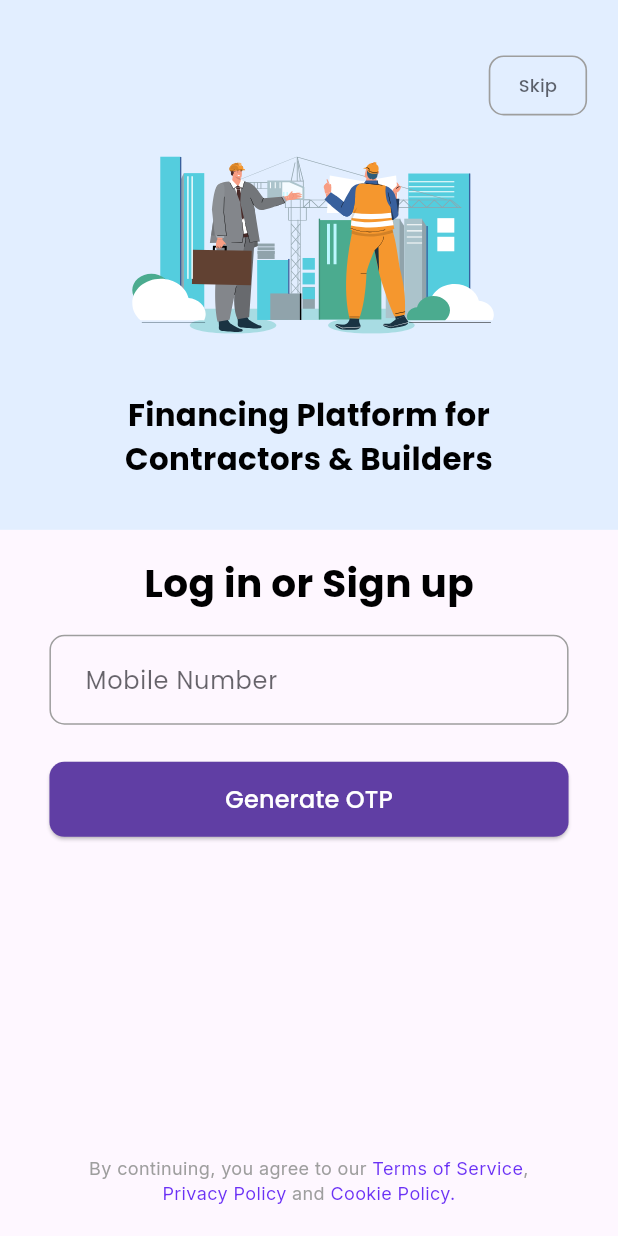
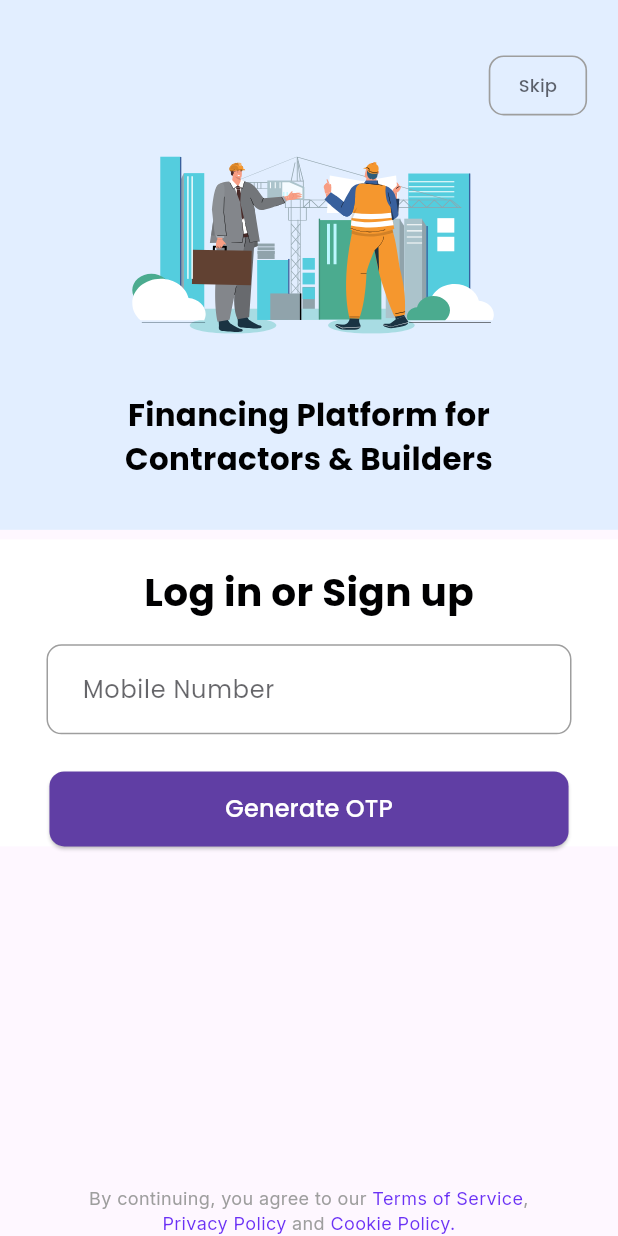
Before and after one commit to sagarpandey142/MansoonPe, a Flutter app: the screen it shows after launch, on a phone screen of 412 x 824 dp. Run offline on Flutter 3.47's test engine with Material 3 defaults, Android fonts, the phone set to English and light mode, and no system bars; our stand-ins replace connectivity_plus, dio, flutter_otp_text_field, flutter_screenutil, flutter_secure_storage, flutter_svg and 4 more; generated files the repository leaves out were written again.

Commit message:
design issue fixed

```diff
--- a/lib/ui/screens/login_screen/login_page_screen.dart
+++ b/lib/ui/screens/login_screen/login_page_screen.dart
@@ -277,14 +277,17 @@ class _LoginPageScreenState extends State<LoginPageScreen> {
     double screenHeight = MediaQuery.of(context).size.height;
     double screenWidth = MediaQuery.of(context).size.width;
 
-    return Scaffold(
-      resizeToAvoidBottomInset:
-          false, // Prevent screen resizing when keyboard appears
+    return GestureDetector(
+      onTap: () {
+        FocusScope.of(context).unfocus(); // Dismiss keyboard
+      },
+      child: Scaffold(
+        resizeToAvoidBottomInset: true, // Prevent resizing
         body: Stack(
-        // Use Stack to fix bottom text at the bottom
           children: [
             Column(
               children: [
+                // Top Section
                 Container(
                   width: double.infinity,
                   decoration: BoxDecoration(
@@ -295,8 +298,7 @@ class _LoginPageScreenState extends State<LoginPageScreen> {
                     children: [
                       SizedBox(height: screenHeight * 0.04),
                       Padding(
-                      padding:
-                          EdgeInsets.symmetric(horizontal: screenWidth * 0.05),
+                        padding: EdgeInsets.symmetric(horizontal: screenWidth * 0.05),
                         child: Row(
                           mainAxisAlignment: MainAxisAlignment.end,
                           children: [
@@ -346,8 +348,23 @@ class _LoginPageScreenState extends State<LoginPageScreen> {
                     ],
                   ),
                 ),
-              Padding(
-                padding: EdgeInsets.symmetric(horizontal: screenWidth * 0.08),
+
+                // ✅ Wrap only the Form in a Scrollable View
+
+              ],
+            ),
+            Column(
+              mainAxisAlignment: MainAxisAlignment.center,
+              children: [
+                Expanded(
+                  flex: 5,
+                  child: SingleChildScrollView(
+                    reverse: true, // Ensures the view scrolls up
+                    child: Container(
+                      width: double.infinity,
+                      decoration: BoxDecoration(
+                        color: Colors.white, // Change to any color you need
+                      ),
                       child: Column(
                         crossAxisAlignment: CrossAxisAlignment.center,
                         children: [
@@ -402,7 +419,9 @@ class _LoginPageScreenState extends State<LoginPageScreen> {
                           )),
 
                           SizedBox(height: screenHeight * 0.03),
-                    SizedBox(
+                          Padding(
+                            padding: EdgeInsets.symmetric(horizontal: screenWidth * 0.08),
+                            child: SizedBox(
                               width: double.infinity,
                               height: 50,
                               child: ElevatedButton(
@@ -421,19 +440,71 @@ class _LoginPageScreenState extends State<LoginPageScreen> {
                                 ),
                               ),
                             ),
-                    SizedBox(
-                        height: screenHeight * 0.1), // Space for bottom text
+                          ),
+
+                          // SizedBox(height: screenHeight * 0.3), // Space before bottom text
                         ],
                       ),
                     ),
+                  ),
+                ),
+                Expanded(
+                  flex: 2,
+                    child: Container())
               ],
             ),
-          Positioned(
-            // Position the bottom text at the bottom of the screen
-            bottom: 20.0,
-            left: 0,
-            right: 0,
-            child: Padding(
+            // ✅ Keeps the text fixed at the bottom
+            // Positioned(
+            //   bottom: MediaQuery.of(context).viewInsets.bottom > 0 ? 10.0 : 20.0,
+            //   left: 0,
+            //   right: 0,
+            //   child: Padding(
+            //     padding: const EdgeInsets.symmetric(horizontal: 20.0),
+            //     child: Text.rich(
+            //       TextSpan(
+            //         text: "By continuing, you agree to our ",
+            //         style: GoogleFonts.inter(
+            //           fontSize: 12,
+            //           color: Colors.grey,
+            //           fontWeight: FontWeight.w400,
+            //         ),
+            //         children: [
+            //           TextSpan(
+            //             text: "Terms of Service",
+            //             style: GoogleFonts.inter(
+            //               fontSize: 12,
+            //               color: Color(0xCC4600F2),
+            //               fontWeight: FontWeight.w400,
+            //             ),
+            //           ),
+            //           const TextSpan(text: ", "),
+            //           TextSpan(
+            //             text: "\nPrivacy Policy",
+            //             style: GoogleFonts.inter(
+            //               fontSize: 12,
+            //               color: Color(0xCC4600F2),
+            //               fontWeight: FontWeight.w400,
+            //             ),
+            //           ),
+            //           const TextSpan(text: " and "),
+            //           TextSpan(
+            //             text: "Cookie Policy.",
+            //             style: GoogleFonts.inter(
+            //               fontSize: 12,
+            //               color: Color(0xCC4600F2),
+            //               fontWeight: FontWeight.w400,
+            //             ),
+            //           ),
+            //         ],
+            //       ),
+            //       textAlign: TextAlign.center,
+            //     ),
+            //   ),
+            // ),
+          ],
+        ),
+
+          bottomNavigationBar:Padding(
             padding: const EdgeInsets.symmetric(horizontal: 20.0),
             child: Text.rich(
               TextSpan(
@@ -476,8 +547,7 @@ class _LoginPageScreenState extends State<LoginPageScreen> {
             ),
           ),
       ),
-        ],
-      ),
-    );
+    )
+    ;
   }
 }
```
Lines whose indentation alone changed are shown as unchanged.
